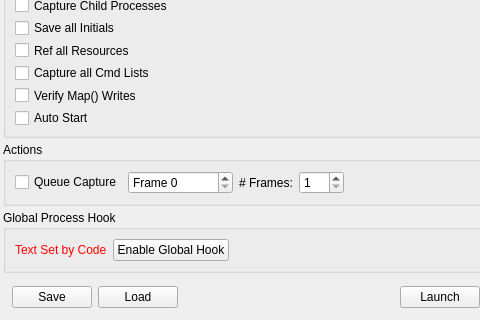
Before: the Qt Designer form qrenderdoc/Windows/Dialogs/CaptureDialog.ui in baldurk/renderdoc, drawn with Qt 5; both pictures show x 0 to 480 and y 727 to 1047 of the 578 by 1047 pixel window.
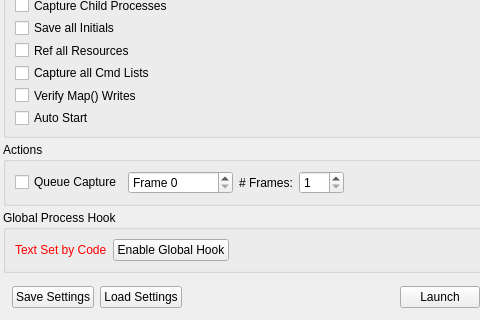
After: the same form once the commit is applied. Icons and pictures are not drawn. Custom widgets are drawn as their Qt base class.

Commit message: Clarify that buttons on CaptureDialog are to load and save settings

```diff
--- a/qrenderdoc/Windows/Dialogs/CaptureDialog.ui
+++ b/qrenderdoc/Windows/Dialogs/CaptureDialog.ui
@@ -747,7 +747,7 @@
          <string>Save these capture settings to file to load later</string>
         </property>
         <property name="text">
-         <string>Save</string>
+         <string>Save Settings</string>
         </property>
        </widget>
       </item>
@@ -763,7 +763,7 @@
          <string>Load a saved set of capture settings</string>
         </property>
         <property name="text">
-         <string>Load</string>
+         <string>Load Settings</string>
         </property>
        </widget>
       </item>
```
Left out of the diff: 8 changed lines with no effect on the pictures.
